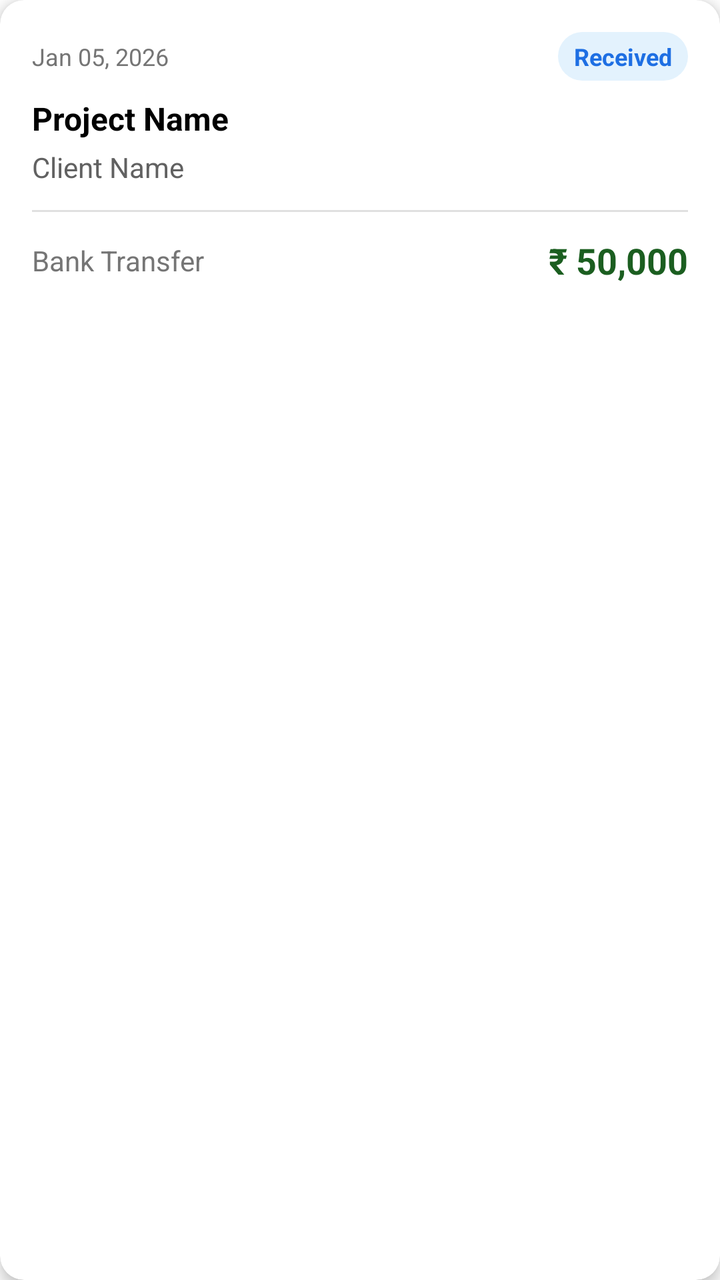
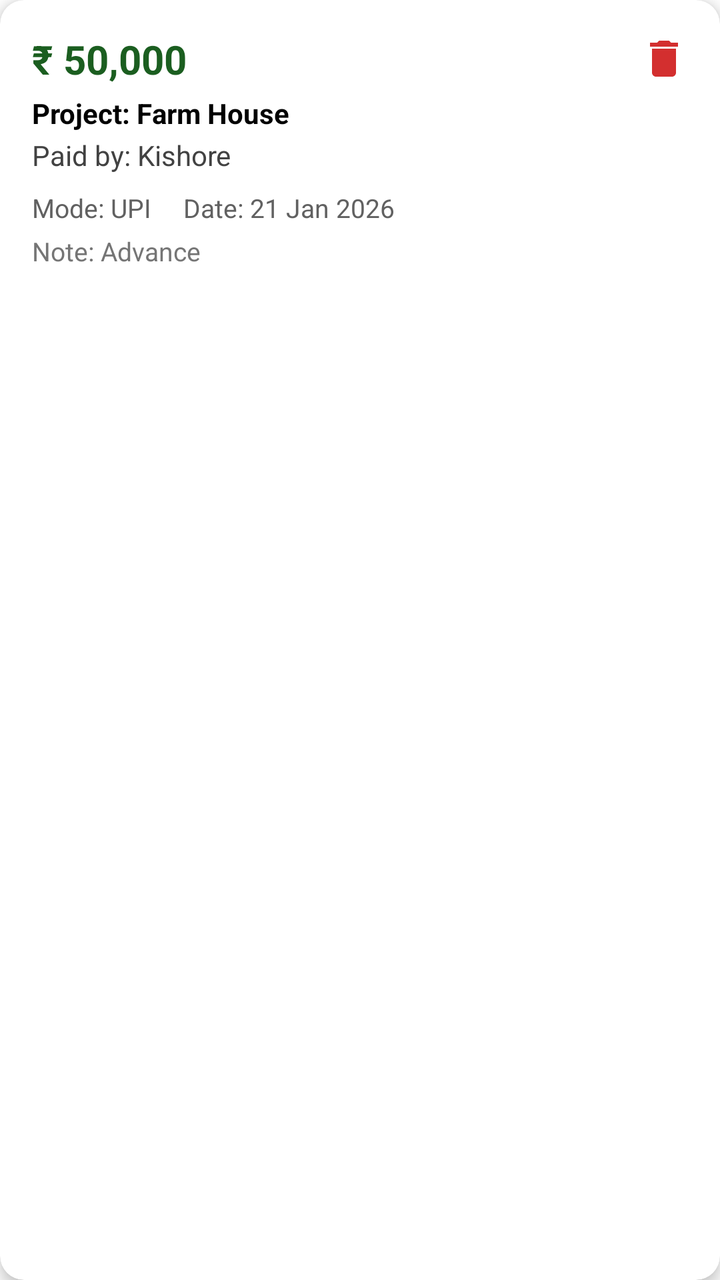

Two renders of the same Android screen: before a commit and after it. Below are the layout's source before the change and the commit's diff.
<!-- AndroidManifest.xml: application theme Theme.ProBuilder -->
<!-- res/layout/item_payment.xml -->
<?xml version="1.0" encoding="utf-8"?>
<com.google.android.material.card.MaterialCardView xmlns:android="http://schemas.android.com/apk/res/android"
    xmlns:app="http://schemas.android.com/apk/res-auto"
    android:layout_width="match_parent"
    android:layout_height="wrap_content"
    android:layout_marginHorizontal="16dp"
    android:layout_marginVertical="8dp"
    app:cardCornerRadius="12dp"
    app:cardElevation="4dp"
    app:cardBackgroundColor="@android:color/white">

    <LinearLayout
        android:layout_width="match_parent"
        android:layout_height="wrap_content"
        android:orientation="vertical"
        android:padding="16dp">

        <LinearLayout
            android:layout_width="match_parent"
            android:layout_height="wrap_content"
            android:orientation="horizontal"
            android:gravity="center_vertical">
            
            <TextView
                android:id="@+id/tvDate"
                android:layout_width="wrap_content"
                android:layout_height="wrap_content"
                android:text="Jan 05, 2026"
                android:textSize="12sp"
                android:textColor="#757575"/>
                
            <View
                android:layout_width="0dp"
                android:layout_height="0dp"
                android:layout_weight="1"/>
                
            <TextView
                android:id="@+id/tvStatus"
                android:layout_width="wrap_content"
                android:layout_height="wrap_content"
                android:text="Received"
                android:textSize="12sp"
                android:textStyle="bold"
                android:paddingHorizontal="8dp"
                android:paddingVertical="4dp"
                android:background="@drawable/rounded_square_bg_light_blue"
                android:textColor="#1E6FE3"/>
        </LinearLayout>

        <TextView
            android:id="@+id/tvProjectName"
            android:layout_width="wrap_content"
            android:layout_height="wrap_content"
            android:text="Project Name"
            android:textSize="16sp"
            android:textStyle="bold"
            android:textColor="@android:color/black"
            android:layout_marginTop="8dp"/>

        <TextView
            android:id="@+id/tvClientName"
            android:layout_width="wrap_content"
            android:layout_height="wrap_content"
            android:text="Client Name"
            android:textSize="14sp"
            android:textColor="#616161"
            android:layout_marginTop="4dp"/>
            
        <View
            android:layout_width="match_parent"
            android:layout_height="1dp"
            android:background="#E0E0E0"
            android:layout_marginVertical="12dp"/>
            
        <LinearLayout
            android:layout_width="match_parent"
            android:layout_height="wrap_content"
            android:orientation="horizontal"
            android:gravity="center_vertical">
            
            <TextView
                android:id="@+id/tvPaymentMethod"
                android:layout_width="wrap_content"
                android:layout_height="wrap_content"
                android:text="Bank Transfer"
                android:textSize="14sp"
                android:textColor="#757575"/>
                
            <View
                android:layout_width="0dp"
                android:layout_height="0dp"
                android:layout_weight="1"/>
            
            <TextView
                android:id="@+id/tvAmount"
                android:layout_width="wrap_content"
                android:layout_height="wrap_content"
                android:text="₹ 50,000"
                android:textSize="18sp"
                android:textStyle="bold"
                android:textColor="#1B5E20"/>
        </LinearLayout>

    </LinearLayout>

</com.google.android.material.card.MaterialCardView>
<!-- resources referenced by this layout -->
<resources>
  <!-- drawable rounded_square_bg_light_blue (drawable) -->
  <?xml version="1.0" encoding="utf-8"?>
  <shape xmlns:android="http://schemas.android.com/apk/res/android"
      android:shape="rectangle">
      <solid android:color="#E3F2FD" />
      <corners android:radius="16dp" />
  </shape>
  <style name="Theme.ProBuilder" parent="Theme.MaterialComponents.Light.NoActionBar">
          
          <item name="colorPrimary">@color/colorPrimary</item>
          <item name="colorPrimaryVariant">@color/colorPrimaryDark</item>
          <item name="colorOnPrimary">@color/white</item>
          
          <item name="colorSecondary">@color/colorAccent</item>
          <item name="colorSecondaryVariant">@color/colorAccent</item>
          <item name="colorOnSecondary">@color/white</item>
          
          <item name="android:statusBarColor">?attr/colorPrimaryVariant</item>
      </style>
  <color name="colorPrimary">#6200EE</color>
  <color name="colorPrimaryDark">#3700B3</color>
  <color name="white">#FFFFFF</color>
  <color name="colorAccent">#03DAC5</color>
</resources>

<!-- the commit's change to res/layout/item_payment.xml (unified diff, before → after) -->
@@ -22,84 +22,79 @@
             android:gravity="center_vertical">
             
             <TextView
-                android:id="@+id/tvDate"
-                android:layout_width="wrap_content"
+                android:id="@+id/tvAmount"
+                android:layout_width="0dp"
                 android:layout_height="wrap_content"
-                android:text="Jan 05, 2026"
-                android:textSize="12sp"
-                android:textColor="#757575"/>
+                android:layout_weight="1"
+                android:text="₹ 50,000"
+                android:textSize="20sp"
+                android:textStyle="bold"
+                android:textColor="#1B5E20"/>
                 
-            <View
-                android:layout_width="0dp"
-                android:layout_height="0dp"
-                android:layout_weight="1"/>
-                
-            <TextView
-                android:id="@+id/tvStatus"
-                android:layout_width="wrap_content"
-                android:layout_height="wrap_content"
-                android:text="Received"
-                android:textSize="12sp"
-                android:textStyle="bold"
-                android:paddingHorizontal="8dp"
-                android:paddingVertical="4dp"
-                android:background="@drawable/rounded_square_bg_light_blue"
-                android:textColor="#1E6FE3"/>
+            <ImageView
+                android:id="@+id/ivDeletePayment"
+                android:layout_width="24dp"
+                android:layout_height="24dp"
+                android:src="@drawable/ic_delete"
+                app:tint="#D32F2F"
+                android:contentDescription="Delete Payment" />
         </LinearLayout>
 
         <TextView
             android:id="@+id/tvProjectName"
             android:layout_width="wrap_content"
             android:layout_height="wrap_content"
-            android:text="Project Name"
-            android:textSize="16sp"
+            android:text="Project: Farm House"
+            android:textSize="14sp"
             android:textStyle="bold"
             android:textColor="@android:color/black"
-            android:layout_marginTop="8dp"/>
+            android:layout_marginTop="4dp"/>
 
         <TextView
             android:id="@+id/tvClientName"
             android:layout_width="wrap_content"
             android:layout_height="wrap_content"
-            android:text="Client Name"
+            android:text="Paid by: Kishore"
             android:textSize="14sp"
-            android:textColor="#616161"
-            android:layout_marginTop="4dp"/>
-            
-        <View
-            android:layout_width="match_parent"
-            android:layout_height="1dp"
-            android:background="#E0E0E0"
-            android:layout_marginVertical="12dp"/>
-            
+            android:textColor="#424242"
+            android:layout_marginTop="2dp"/>
+
         <LinearLayout
             android:layout_width="match_parent"
             android:layout_height="wrap_content"
             android:orientation="horizontal"
-            android:gravity="center_vertical">
-            
+            android:layout_marginTop="8dp">
+
             <TextView
                 android:id="@+id/tvPaymentMethod"
                 android:layout_width="wrap_content"
                 android:layout_height="wrap_content"
-                android:text="Bank Transfer"
-                android:textSize="14sp"
-                android:textColor="#757575"/>
-                
-            <View
-                android:layout_width="0dp"
-                android:layout_height="0dp"
-                android:layout_weight="1"/>
-            
+                android:text="Mode: UPI"
+                android:textSize="13sp"
+                android:textColor="#616161"/>
+
+            <Space
+                android:layout_width="16dp"
+                android:layout_height="wrap_content"/>
+
             <TextView
-                android:id="@+id/tvAmount"
+                android:id="@+id/tvDate"
                 android:layout_width="wrap_content"
                 android:layout_height="wrap_content"
-                android:text="₹ 50,000"
-                android:textSize="18sp"
-                android:textStyle="bold"
-                android:textColor="#1B5E20"/>
+                android:text="Date: 21 Jan 2026"
+                android:textSize="13sp"
+                android:textColor="#616161"/>
         </LinearLayout>
+
+        <TextView
+            android:id="@+id/tvNote"
+            android:layout_width="wrap_content"
+            android:layout_height="wrap_content"
+            android:text="Note: Advance"
+            android:textSize="13sp"
+            android:textColor="#757575"
+            android:layout_marginTop="4dp"
+            android:visibility="visible"/> 
 
     </LinearLayout>
 
<!-- resource entries referenced after the edit -->
@@ -1,12 +1,15 @@
 <!-- resources referenced by this layout -->
 <resources>
-  <!-- drawable rounded_square_bg_light_blue (drawable) -->
-  <?xml version="1.0" encoding="utf-8"?>
-  <shape xmlns:android="http://schemas.android.com/apk/res/android"
-      android:shape="rectangle">
-      <solid android:color="#E3F2FD" />
-      <corners android:radius="16dp" />
-  </shape>
+  <!-- drawable ic_delete (drawable) -->
+  <vector xmlns:android="http://schemas.android.com/apk/res/android"
+      android:width="24dp"
+      android:height="24dp"
+      android:viewportWidth="24.0"
+      android:viewportHeight="24.0">
+      <path
+          android:fillColor="#FF000000"
+          android:pathData="M6,19c0,1.1 0.9,2 2,2h8c1.1,0 2,-0.9 2,-2V7H6v12zM19,4h-3.5l-1,-1h-5l-1,1H5v2h14V4z"/>
+  </vector>
   <style name="Theme.ProBuilder" parent="Theme.MaterialComponents.Light.NoActionBar">
           
           <item name="colorPrimary">@color/colorPrimary</item>
@@ -18,10 +21,17 @@
           <item name="colorOnSecondary">@color/white</item>
           
           <item name="android:statusBarColor">?attr/colorPrimaryVariant</item>
+          <item name="android:windowAnimationStyle">@style/WindowAnimationTransition</item>
       </style>
   <color name="colorPrimary">#6200EE</color>
   <color name="colorPrimaryDark">#3700B3</color>
   <color name="white">#FFFFFF</color>
   <color name="colorAccent">#03DAC5</color>
+  <style name="WindowAnimationTransition">
+          <item name="android:activityOpenEnterAnimation">@anim/slide_in_right</item>
+          <item name="android:activityOpenExitAnimation">@anim/slide_out_left</item>
+          <item name="android:activityCloseEnterAnimation">@anim/slide_in_left</item>
+          <item name="android:activityCloseExitAnimation">@anim/slide_out_right</item>
+      </style>
 </resources>
 
